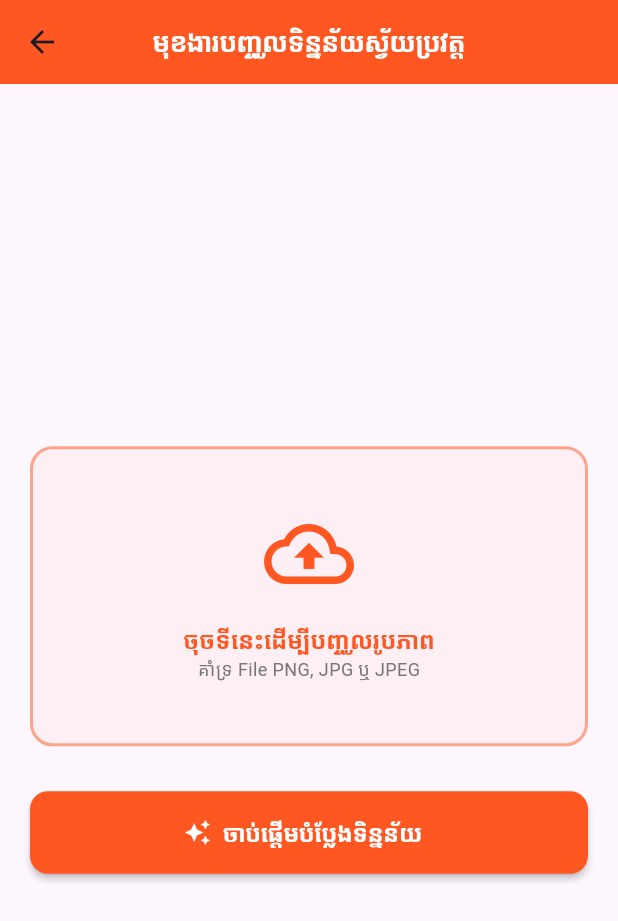
After one commit to ravinry152-ship-it/Cumnange-dei-mobile-app, a Flutter app: the SystemList screen opened directly, after a tap on "ចាកចេញពីគណនី", after a tap on "ជំនួយការពិសេស", on a phone screen of 412 x 824 dp. The commit adds this screen. Shown: the top 921 px of the screen. Run offline on Flutter 3.47's test engine with Material 3 defaults, Android fonts, the phone set to English and light mode, and no system bars; our stand-ins replace get, get_storage, google_fonts; accounts and stored records are empty; network calls fail.

Commit message:
change code

```diff
--- a/cumnange_dei/lib/controller/API/api_service.dart
+++ b/cumnange_dei/lib/controller/API/api_service.dart
@@ -1,10 +1,13 @@
 import 'dart:convert';
+import 'package:cumnange_dei/views/Auth/Login.dart';
+import 'package:cumnange_dei/views/Auth/Welcom.dart';
 import 'package:http/http.dart' as http;
 import 'package:get_storage/get_storage.dart';
-
+import 'package:get/get.dart';
 class ApiService {
-  static const String baseUrl = 'http://10.0.2.2:8000/';
-
+  static const String baseUrl = 'https://cumnage-dei-api.onrender.com/';
+//https://cumnage-dei-api.onrender.com/
+//http://10.0.2.2:8000/
   // មុខងារសម្រាប់រៀបចំ Header
   static Future<Map<String, String>> _getHeaders({bool isLogin = false}) async {
     final box = GetStorage();
@@ -94,6 +97,7 @@ class ApiService {
         // បើ Refresh Token មិនមានសុពលភាព សូមលុប Token
         box.remove('access_token');
         box.remove('refresh_token');
+        Get.offAll(Login());
         return false;
       }
     } catch (e) {
@@ -141,4 +145,13 @@ class ApiService {
     return response;
   }
 
+  //===============Logout====================
+  static Future<void> logout() async {
+  final box = GetStorage();
+  box.remove('access_token');
+  box.remove('refresh_token');
+  box.remove('user_data'); // បើមានរក្សាទុកព័ត៌មាន User
+  Get.offAll(WelcomeScreen()); // ឬ WelcomeScreen
 }
+
+}
--- a/cumnange_dei/lib/controller/Auth_controller/login_controller.dart
+++ b/cumnange_dei/lib/controller/Auth_controller/login_controller.dart
@@ -10,7 +10,6 @@ class LoginController extends GetxController {
   final controllerUsername = TextEditingController();
   final controllerEmail = TextEditingController();
   final controllerPassword = TextEditingController();
-
   var usernameDisplay = "".obs;
   var isLoading = false.obs;
 
--- a/cumnange_dei/lib/main.dart
+++ b/cumnange_dei/lib/main.dart
@@ -1,19 +1,26 @@
 import 'package:cumnange_dei/views/Auth/Welcom.dart';
+import 'package:cumnange_dei/views/Create_system/system_list.dart';
 import 'package:flutter/material.dart';
 import 'package:get/get.dart';
-void main(){
-  runApp(MyAPP());
+import 'package:get_storage/get_storage.dart';
+void main() async {
+  WidgetsFlutterBinding.ensureInitialized();
+  await GetStorage.init();
+
+  runApp(MyApp());
 }
 
-class MyAPP extends StatelessWidget {
-  const MyAPP({super.key});
-
+class MyApp extends StatelessWidget {
   @override
   Widget build(BuildContext context) {
+    final box = GetStorage();
+    String? token = box.read('access_token');
+
     return GetMaterialApp(
       debugShowCheckedModeBanner: false,
-      home: WelcomeScreen(),
+      home: (token != null && token.isNotEmpty)
+          ? SystemList()
+          : WelcomeScreen(),
     );
-
   }
 }
--- /dev/null
+++ b/cumnange_dei/lib/views/AI/image_to_json.dart
@@ -0,0 +1,106 @@
+// ignore_for_file: deprecated_member_use
+
+import 'package:flutter/material.dart';
+import 'package:google_fonts/google_fonts.dart';
+
+class ImageToJson extends StatelessWidget {
+  const ImageToJson({super.key});
+
+  @override
+  Widget build(BuildContext context) {
+    return Scaffold(
+      appBar: AppBar(
+        title: Text(
+          "មុខងារបញ្ចូលទិន្នន័យស្វ័យប្រវត្ត",
+          style: GoogleFonts.kantumruyPro(
+            color: Colors.white,
+            fontWeight: FontWeight.bold,
+            fontSize: 18,
+          ),
+        ),
+        backgroundColor: Colors.deepOrange,
+        centerTitle: true,
+      ),
+      body: Padding(
+        padding: const EdgeInsets.all(20.0),
+        child: Column(
+          mainAxisAlignment: MainAxisAlignment.center,
+          children: [
+            // កន្លែងសម្រាប់ចុច Upload
+            GestureDetector(
+              onTap: () {
+                print("ប៊ូតុងត្រូវបានចុច");
+              },
+              child: Container(
+                width: double.infinity,
+                height: 200,
+                decoration: BoxDecoration(
+                  color: Colors.deepOrange.withOpacity(0.05),
+                  borderRadius: BorderRadius.circular(15),
+                  border: Border.all(
+                    color: Colors.deepOrange.withOpacity(0.5),
+                    style: BorderStyle.solid,
+                    width: 2,
+                  ),
+                ),
+                child: Column(
+                  mainAxisAlignment: MainAxisAlignment.center,
+                  children: [
+                    const Icon(
+                      Icons.cloud_upload_outlined,
+                      size: 60,
+                      color: Colors.deepOrange,
+                    ),
+                    const SizedBox(height: 15),
+                    Text(
+                      "ចុចទីនេះដើម្បីបញ្ចូលរូបភាព",
+                      style: GoogleFonts.kantumruyPro(
+                        fontSize: 16,
+                        color: Colors.deepOrange,
+                        fontWeight: FontWeight.w600,
+                      ),
+                    ),
+                    Text(
+                      "គាំទ្រ File PNG, JPG ឬ JPEG",
+                      style: GoogleFonts.kantumruyPro(
+                        fontSize: 12,
+                        color: Colors.grey[600],
+                      ),
+                    ),
+                  ],
+                ),
+              ),
+            ),
+
+            const SizedBox(height: 30),
+
+            // ប៊ូតុង Submit សម្រាប់ចាប់ផ្តើម Process
+            SizedBox(
+              width: double.infinity,
+              height: 55,
+              child: ElevatedButton.icon(
+                onPressed: () {},
+                icon: const Icon(Icons.auto_awesome, color: Colors.white),
+                label: Text(
+                  "ចាប់ផ្តើមបំប្លែងទិន្នន័យ",
+                  style: GoogleFonts.kantumruyPro(
+                    fontSize: 16,
+                    fontWeight: FontWeight.bold,
+                    color: Colors.white,
+                  ),
+                ),
+                style: ElevatedButton.styleFrom(
+                  backgroundColor: Colors.deepOrange,
+                  shape: RoundedRectangleBorder(
+                    borderRadius: BorderRadius.circular(12),
+                  ),
+                  elevation: 2,
+                ),
+              ),
+            ),
+          ],
+        ),
+      ),
+    );
+  }
+}
--- a/cumnange_dei/lib/views/Auth/Login.dart
+++ b/cumnange_dei/lib/views/Auth/Login.dart
@@ -27,7 +27,12 @@ class _LoginState extends State<Login> {
                   ],
                   begin: Alignment.topLeft,
                   end: Alignment.bottomRight
-                   )
+                   ),
+                   image: DecorationImage(
+                    image:AssetImage("assets/image/Login.png"),
+                    fit: BoxFit.cover,
+                    opacity: 0.4,
+                     ),
               ),
             ),
             Align(
--- a/cumnange_dei/lib/views/Auth/SignUP.dart
+++ b/cumnange_dei/lib/views/Auth/SignUP.dart
@@ -27,7 +27,12 @@ class _SignupState extends State<Signup> {
                   ],
                   begin: Alignment.topLeft,
                   end: Alignment.bottomRight
-                   )
+                   ),
+                   image: DecorationImage(
+                    image:AssetImage("assets/image/Logo1.jpg"),
+                    fit: BoxFit.cover,
+                    opacity: 0.4
+                     ),
               ),
             ),
             Align(
--- a/cumnange_dei/lib/views/Auth/Welcom.dart
+++ b/cumnange_dei/lib/views/Auth/Welcom.dart
@@ -30,8 +30,8 @@ class WelcomeScreen extends StatelessWidget {
             top: 80,
             left: 0,
             right: 0,
-            child: Image.network(
-              "https://cdn-icons-png.flaticon.com/512/1048/1048953.png",
+            child: Image.asset(
+              "assets/image/welcome.png",
               height: 200,
             ),
           ),
@@ -66,7 +66,7 @@ class WelcomeScreen extends StatelessWidget {
 
                   // Subtitle
                   Text(
-                    "កម្មវិធីកត់ចំណងដៃឆ្លាតវៃ និងងាយស្រួលដេីម្បីគ្របគ្រងទិន្និន័យ",
+                    "កម្មវិធីកត់ចំណងដៃឆ្លាតវៃ និងងាយស្រួលដេីម្បីគ្រប់គ្រងទិន្និន័យ",
                     style: GoogleFonts.kantumruyPro(
                       fontSize: 20,
                       color: Colors.grey[600],
--- a/cumnange_dei/lib/views/Create_system/system_list.dart
+++ b/cumnange_dei/lib/views/Create_system/system_list.dart
@@ -1,5 +1,6 @@
 // ignore_for_file: deprecated_member_use
 import 'package:cumnange_dei/controller/system_List/system_list_controller.dart';
+import 'package:cumnange_dei/views/AI/image_to_json.dart';
 import 'package:cumnange_dei/views/Auth/Login.dart';
 import 'package:cumnange_dei/views/Crud/user_data.dart';
 import 'package:flutter/material.dart';
@@ -53,9 +54,75 @@ class SystemList extends StatelessWidget {
             ),
             ),
             onTap: (){
-              Get.to(Login());
+              Get.defaultDialog(
+                title: "ចាកចេញពីគណនី",
+               titleStyle: GoogleFonts.kantumruyPro(
+              fontWeight: FontWeight.bold
+           ),
+            middleText: "តើអ្នកពិតជាចង់ចាកចេញពីគណនីមែនទេ?",
+            middleTextStyle: GoogleFonts.kantumruyPro(fontWeight: FontWeight.bold),
+            confirm: ElevatedButton(
+              style: ElevatedButton.styleFrom(
+                backgroundColor: Colors.black12
+              ),
+              onPressed: (){
+                Get.to(Login());
+              },
+                child: Text(
+                  "ចាកចេញ",
+                  style: GoogleFonts.kantumruyPro(
+                    fontWeight: FontWeight.bold,
+                    color: Colors.red
+                  ),
+
+                )
+              ),
+              cancel: ElevatedButton(
+                onPressed:() {
+                  Get.back();
+                },
+                style: ElevatedButton.styleFrom(
+                  backgroundColor: Colors.black12
+                ),
+                child:Text(
+                  "បោះបង់",
+                  style: GoogleFonts.kantumruyPro(
+                    fontWeight: FontWeight.bold,
+                    color: Colors.red,
+                    )
+
+                 ),
+              ),
+              );
             },
           ),
+              ),
+            ),
+            SizedBox(height: 10,),
+            Card(
+              child: Material(
+                borderRadius: BorderRadius.circular(10),
+                elevation: 4,
+                child: ListTile(
+                  shape: RoundedRectangleBorder(
+                    borderRadius: BorderRadius.circular(20),
+                  ),
+                  tileColor: Colors.white,
+            leading: CircleAvatar(
+            backgroundColor: Colors.deepOrange.withOpacity(0.1),
+            child: Icon(Icons.person),
+          ),
+          title: Text(
+            "ជំនួយការពិសេស",
+            style: GoogleFonts.kantumruyPro(
+              fontWeight: FontWeight.bold,
+              color: Colors.black,
+            ),
+            ),
+            onTap: (){
+              Get.to(ImageToJson());
+            },
+                ),
               ),
             ),
             SizedBox(height: 10,),
```
Also changed, not shown: cumnange_dei/assets/image/Login.png (added), cumnange_dei/assets/image/Login1.png (added), cumnange_dei/assets/image/Logo1.jpg (added), cumnange_dei/assets/image/welcome.png (added), 3 other files.
